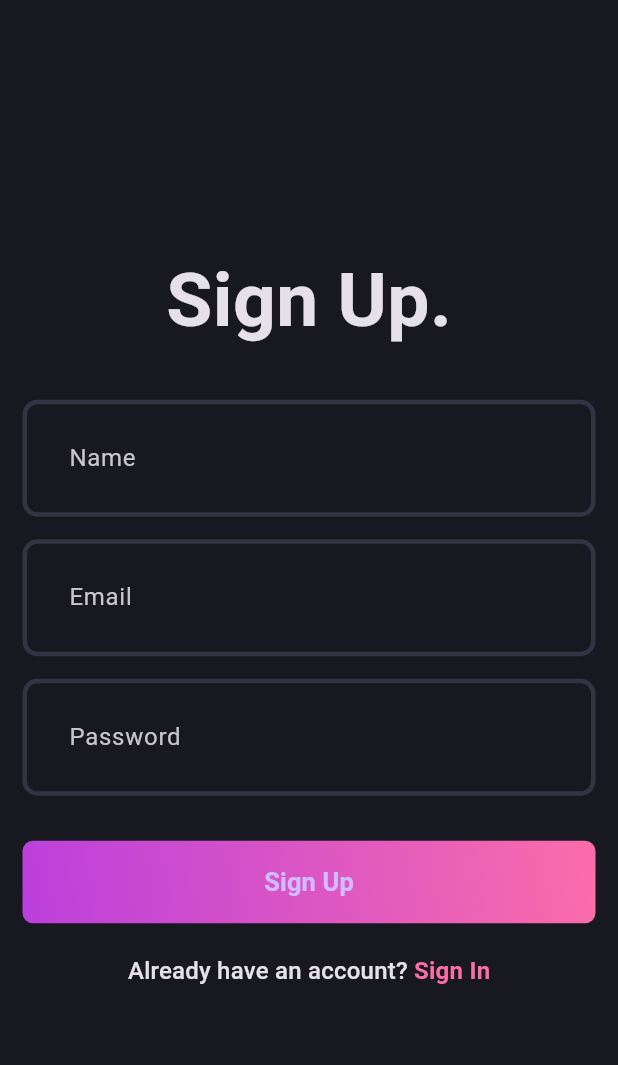
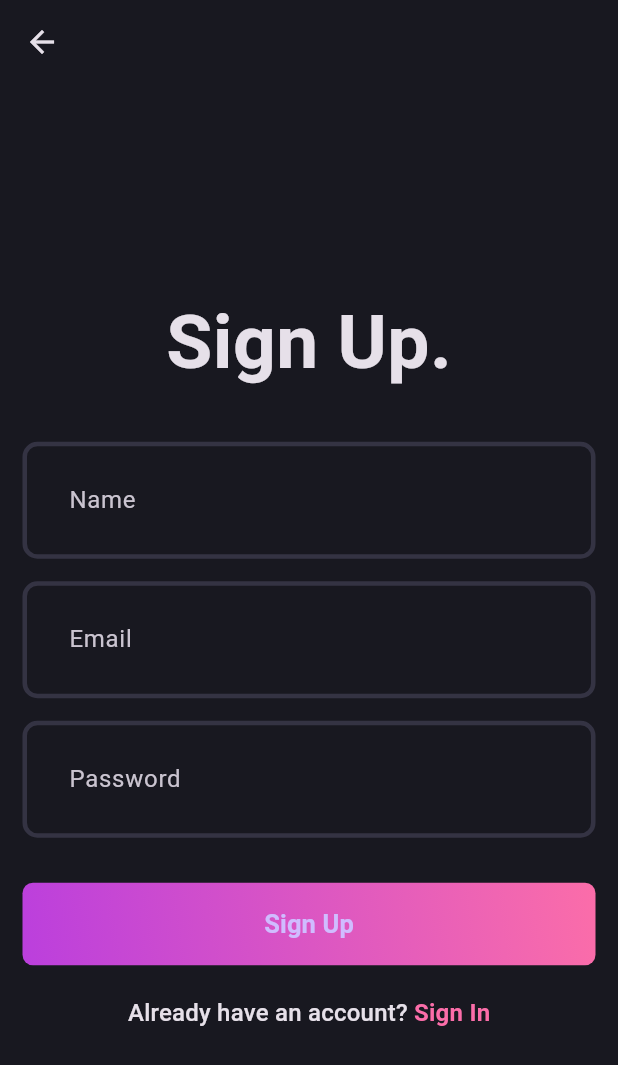
Before and after one commit to ArturKlasa/blog_app, a Flutter app: the SignUpPage screen opened directly, on a phone screen of 412 x 824 dp. Shown: the top 1065 px of the screen. Run offline on Flutter 3.47's test engine with Material 3 defaults, Android fonts, the phone set to English and light mode, and no system bars; our stand-ins replace fpdart.

```diff
--- /dev/null
+++ b/lib/core/error/failures.dart
@@ -0,0 +1,5 @@
+class Failure {
+  final String message;
+
+  Failure([this.message = "An unexpected error occured"]);
+}
--- a/lib/core/theme/theme.dart
+++ b/lib/core/theme/theme.dart
@@ -11,6 +11,9 @@ class AppTheme {
       );
   static final darkThemeMode = ThemeData.dark().copyWith(
     scaffoldBackgroundColor: AppPallete.backgroundColor,
+    appBarTheme: const AppBarTheme(
+      backgroundColor: AppPallete.backgroundColor,
+    ),
     inputDecorationTheme: InputDecorationTheme(
       contentPadding: const EdgeInsets.all(27),
       enabledBorder: _border(),
--- a/lib/features/auth/presentation/pages/signup_page.dart
+++ b/lib/features/auth/presentation/pages/signup_page.dart
@@ -1,9 +1,11 @@
 import 'package:blog_app/core/theme/app_pallete.dart';
+import 'package:blog_app/features/auth/presentation/pages/login_page.dart';
 import 'package:blog_app/features/auth/presentation/widgets/auth_filed.dart';
 import 'package:blog_app/features/auth/presentation/widgets/auth_gradient_button.dart';
 import 'package:flutter/material.dart';
 
 class SignUpPage extends StatefulWidget {
+  static route() => MaterialPageRoute(builder: (context) => const SignUpPage());
   const SignUpPage({super.key});
 
   @override
@@ -27,6 +29,7 @@ class _SignUpPageState extends State<SignUpPage> {
   Widget build(BuildContext context) {
     // formKey.currentState!.validate();
     return Scaffold(
+      appBar: AppBar(),
       body: Padding(
         padding: const EdgeInsets.all(15.0),
         child: Form(
@@ -69,7 +72,11 @@ class _SignUpPageState extends State<SignUpPage> {
               const SizedBox(
                 height: 20,
               ),
-              RichText(
+              GestureDetector(
+                onTap: () {
+                  Navigator.push(context, LoginPage.route());
+                },
+                child: RichText(
                   text: TextSpan(
                       text: "Already have an account? ",
                       style: Theme.of(context).textTheme.titleMedium,
@@ -85,6 +92,7 @@ class _SignUpPageState extends State<SignUpPage> {
                         )
                       ]),
                 ),
+              ),
             ],
           ),
         ),
--- a/pubspec.yaml
+++ b/pubspec.yaml
@@ -14,6 +14,7 @@ environment:
 dependencies:
   flutter:
     sdk: flutter
+  fpdart: ^1.1.0
 
   cupertino_icons: ^1.0.6
 
```
Also changed, not shown: lib/features/auth/domain/repository/auth_repository.dart (added, +15 -0 lines), lib/features/auth/presentation/pages/login_page.dart (+11 -1 lines), pubspec.lock. Lines whose indentation alone changed are shown as unchanged.
